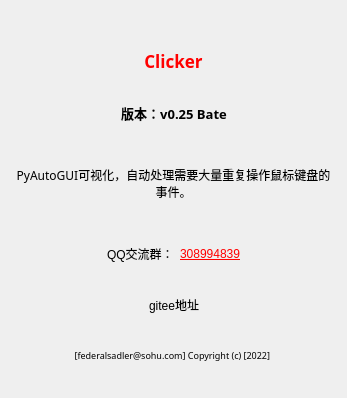
Before: the Qt Designer form 窗体/about.ui in FsterThanLight/automatic_clicker_2, drawn with Qt 5.
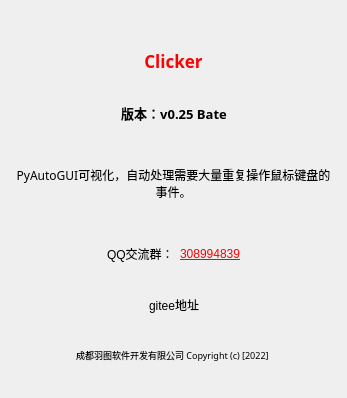
After: the same form once the commit is applied. Icons and pictures are not drawn.

Patch:
```diff
--- a/窗体/about.ui
+++ b/窗体/about.ui
@@ -362,7 +362,7 @@
       </font>
      </property>
      <property name="text">
-      <string>[federalsadler@sohu.com] Copyright (c) [2022] </string>
+      <string>成都羽图软件开发有限公司 Copyright (c) [2022] </string>
      </property>
      <property name="alignment">
       <set>Qt::AlignCenter</set>
```
